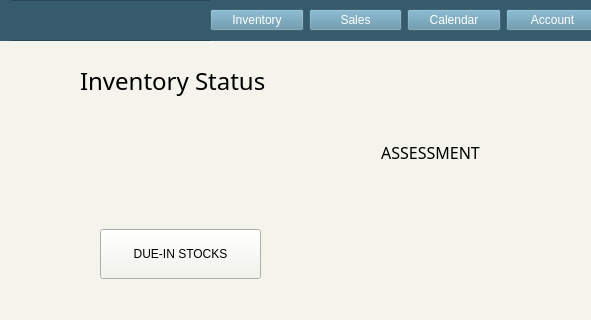
Qt form landingPage.ui (ongchangco/Economystique2) before a commit; both pictures show x 210 to 801 and y 0 to 320 of the 801 by 600 pixel window.
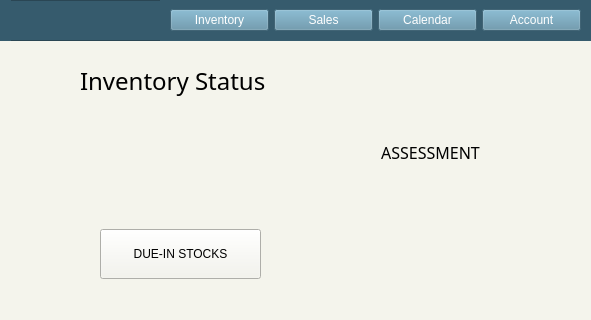
The same form after that commit. Icons and pictures are not drawn.

Diff of the .ui file:
```diff
--- a/landingPage.ui
+++ b/landingPage.ui
@@ -256,9 +256,9 @@
     <widget class="QWidget" name="horizontalLayoutWidget">
      <property name="geometry">
       <rect>
-       <x>420</x>
+       <x>370</x>
        <y>0</y>
-       <width>389</width>
+       <width>431</width>
        <height>41</height>
       </rect>
      </property>
@@ -266,6 +266,12 @@
       <property name="spacing">
        <number>5</number>
       </property>
+      <property name="leftMargin">
+       <number>10</number>
+      </property>
+      <property name="rightMargin">
+       <number>10</number>
+      </property>
       <item>
        <widget class="QPushButton" name="pushButton_4">
         <property name="styleSheet">
```
Left out of the diff: 8 changed lines with no effect on the pictures.
